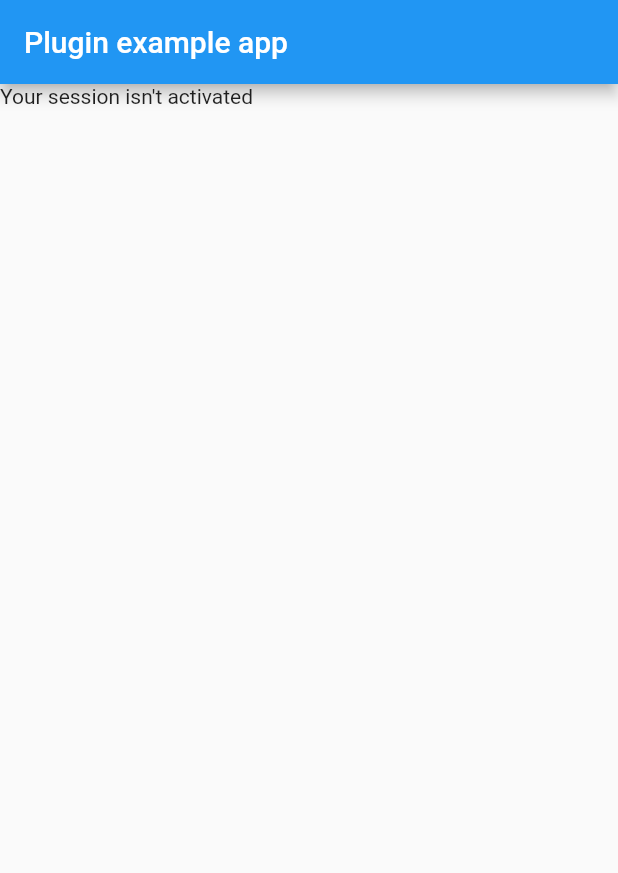
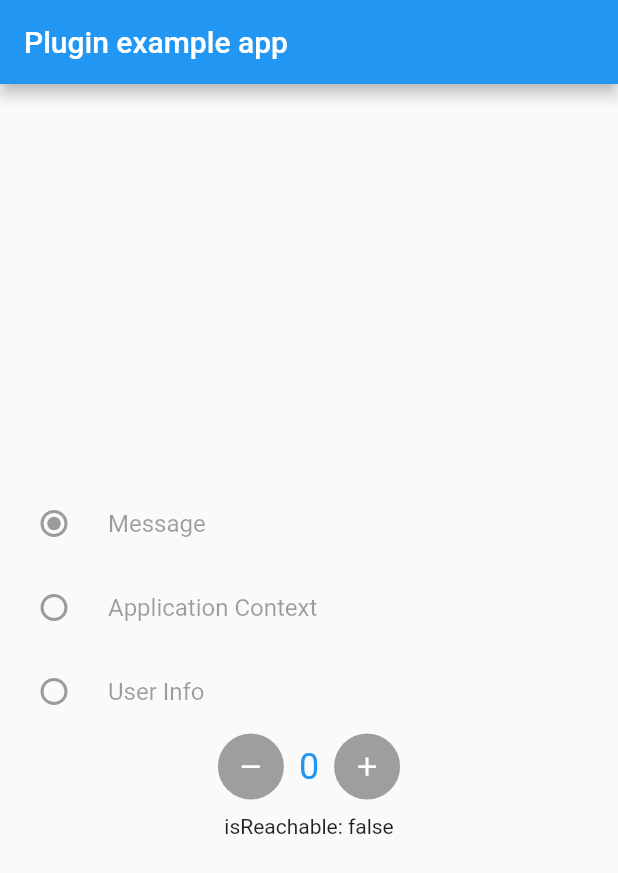
Before and after one commit to ssttonn/flutter_smart_watch, a Flutter app: the screen it shows after launch, on a phone screen of 412 x 824 dp. Shown: the top 873 px of the screen. Run offline on Flutter 3.47's test engine with Material 2 defaults, Android fonts, the phone set to English and light mode, and no system bars.

Commit message:
[IOS] [Fix application context UX]

```diff
--- a/example/lib/main.dart
+++ b/example/lib/main.dart
@@ -19,35 +19,46 @@ class _MyAppState extends State<MyApp> {
   FlutterSmartWatch _flutterSmartWatchPlugin = FlutterSmartWatch.getInstance();
   int count = 0;
   bool isReachable = false;
+  Map<String, dynamic> _applicationContext = new Map();
+  List<String> _dataTransferTypes = [
+    "Message",
+    "Application Context",
+    "User Info"
+  ];
+  ActivationState _activationState = ActivationState.notActivated;
+
+  String _selectedTransferType = "";
+
+  bool isAbleToSendData(String type) {
+    return (_activationState != ActivationState.activated ||
+        (type == "Message" && !isReachable));
+  }
 
   @override
   void initState() {
     super.initState();
+    _selectedTransferType = _dataTransferTypes[0];
     _flutterSmartWatchPlugin.activationStateStream.listen((activationState) {
+      setState(() {
+        _activationState = activationState;
+      });
       if (activationState == ActivationState.activated) {
         _flutterSmartWatchPlugin.getLatestApplicationContext().then((context) {
-          if (context.received.containsKey("count")) {
-            setState(() {
-              count = context.received["count"] as int? ?? 0;
-            });
-          } else if (context.sent.containsKey("count")) {
-            setState(() {
-              count = context.sent["count"] as int? ?? 0;
-            });
-          }
+          _applicationContext = context.current;
+          _updateCount();
         });
       }
     });
     _flutterSmartWatchPlugin.pairedDeviceInfoStream.listen((pairedDeviceInfo) {
       print(pairedDeviceInfo);
     });
-    _flutterSmartWatchPlugin.messageStream.listen((message) {
-      if (message.containsKey("count")) {
-        setState(() {
-          count = message["count"] as int? ?? 0;
-        });
-      }
-    });
+    // _flutterSmartWatchPlugin.messageStream.listen((message) {
+    //   if (message.containsKey("count")) {
+    //     setState(() {
+    //       count = message["count"] as int? ?? 0;
+    //     });
+    //   }
+    // });
     _flutterSmartWatchPlugin.reachabilityStream.listen((isReachable) {
       setState(() {
         this.isReachable = isReachable;
@@ -55,11 +66,8 @@ class _MyAppState extends State<MyApp> {
     });
     _flutterSmartWatchPlugin.applicationContextStream
         .listen((applicationContext) {
-      if (applicationContext.received.containsKey("count")) {
-        setState(() {
-          count = applicationContext.received["count"] as int? ?? 0;
-        });
-      }
+      _applicationContext = applicationContext.received;
+      _updateCount();
     });
     _flutterSmartWatchPlugin.userInfoStream.listen((userInfo) {});
     _flutterSmartWatchPlugin.errorStream.listen((error) {
@@ -68,12 +76,20 @@ class _MyAppState extends State<MyApp> {
     _flutterSmartWatchPlugin.configure();
   }
 
-  Widget _iconButton(IconData iconData, VoidCallback onPressed) {
+  _updateCount() {
+    if (_applicationContext.containsKey("count")) {
+      setState(() {
+        count = _applicationContext["count"] as int? ?? 0;
+      });
+    }
+  }
+
+  Widget _iconButton(IconData iconData, VoidCallback? onPressed) {
     final theme = Theme.of(context);
     return Container(
         decoration: BoxDecoration(
           borderRadius: BorderRadius.circular(100),
-          color: theme.colorScheme.primary,
+          color: onPressed != null ? theme.colorScheme.primary : Colors.grey,
         ),
         child: CupertinoButton(
             padding: EdgeInsets.zero,
@@ -95,38 +111,51 @@ class _MyAppState extends State<MyApp> {
         appBar: AppBar(
           title: const Text('Plugin example app'),
         ),
-        body: StreamBuilder<ActivationState>(
-            stream: _flutterSmartWatchPlugin.activationStateStream,
-            builder: (context, snapshot) {
-              if (!snapshot.hasData ||
-                  snapshot.data != ActivationState.activated) {
-                return Container(
-                  child: Text("Your session isn't activated"),
-                );
-              }
-              return Center(
+        body: Center(
           child: Column(
             mainAxisAlignment: MainAxisAlignment.center,
             children: [
+              ..._dataTransferTypes.map((type) {
+                return RadioListTile<String>(
+                    value: type,
+                    groupValue: _selectedTransferType,
+                    selected: type == _selectedTransferType,
+                    title: Text(type),
+                    onChanged: isAbleToSendData(type)
+                        ? null
+                        : ((value) {
+                            setState(() {
+                              _selectedTransferType = value ?? "";
+                            });
+                          }));
+              }),
               Row(
                 mainAxisAlignment: MainAxisAlignment.center,
                 children: [
-                        _iconButton(Icons.remove, () async {
+                  _iconButton(
+                      Icons.remove,
+                      isAbleToSendData(_selectedTransferType)
+                          ? null
+                          : () async {
                               setState(() {
                                 count--;
                               });
-                          _sendMessage();
+                              _sendData();
                             }),
                   SizedBox(width: 10),
                   Text(count.toString(),
                       style: theme.textTheme.headline5
                           ?.copyWith(color: theme.colorScheme.primary)),
                   SizedBox(width: 10),
-                        _iconButton(Icons.add, () async {
+                  _iconButton(
+                      Icons.add,
+                      isAbleToSendData(_selectedTransferType)
+                          ? null
+                          : () async {
                               setState(() {
                                 count++;
                               });
-                          _sendMessage();
+                              _sendData();
                             })
                 ],
               ),
@@ -134,23 +163,24 @@ class _MyAppState extends State<MyApp> {
               Text("isReachable: ${this.isReachable}"),
             ],
           ),
-              );
-            }),
+        ),
       ),
     );
   }
 
-  _sendMessage() async {
+  _sendData() async {
     try {
-      if (isReachable) {
-        //* send data when the watch is in foreground
-        await _flutterSmartWatchPlugin.sendMessage({"count": count},
-            replyHandler: (replyMessage) {
-          print(replyMessage);
-        });
-      } else {
-        //* send data when the watch is in background
-        _flutterSmartWatchPlugin.updateApplicationContext({"count": count});
+      switch (_selectedTransferType) {
+        case "Message":
+          _flutterSmartWatchPlugin.sendMessage({"count": count});
+          break;
+        case "Application Context":
+          _applicationContext["count"] = count;
+          _flutterSmartWatchPlugin
+              .updateApplicationContext(_applicationContext);
+          break;
+        case "User Info":
+          break;
       }
     } on PlatformException catch (e) {
       print(e.message);
--- a/lib/models/application_context.dart
+++ b/lib/models/application_context.dart
@@ -15,7 +15,7 @@ class ApplicationContext {
 
   ApplicationContext(this._sentContext, this._receivedContext);
 
-  Map<String, dynamic> get sent => _sentContext;
+  Map<String, dynamic> get current => _sentContext;
   Map<String, dynamic> get received => _receivedContext;
 
   factory ApplicationContext.fromJson(Map<String, dynamic> json) =>
```
Also changed, not shown: 2 other files. Lines whose indentation alone changed are shown as unchanged.
